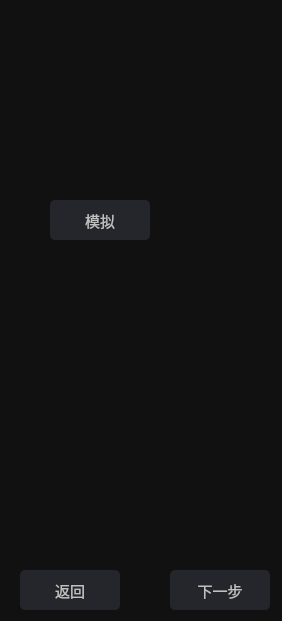
Qt form surgical-robot-software-2-0/executewidget.ui (Z-Hd/Lingxi-Spine-care-Visual-Interactive-Software-Prototype) before a commit.
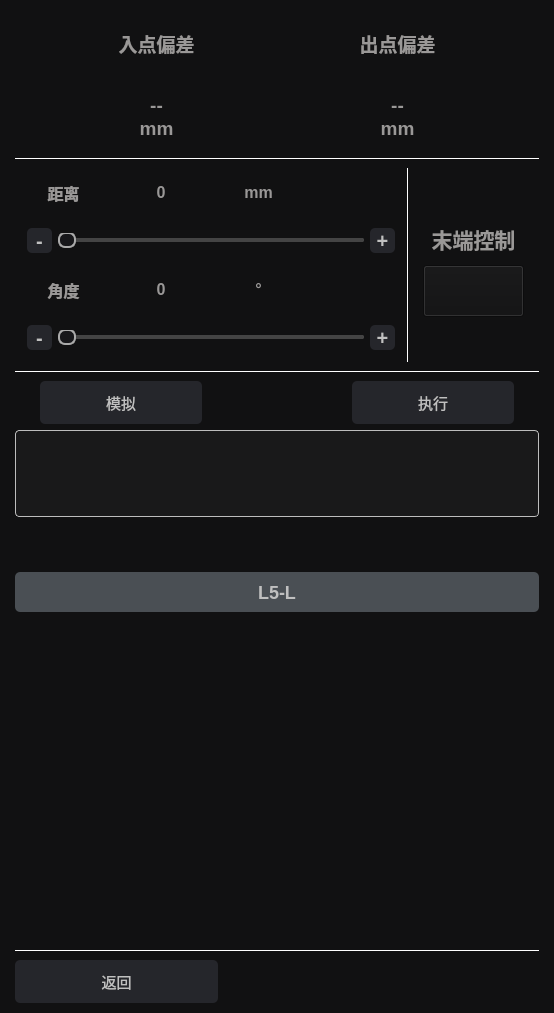
The same form after that commit. Icons and pictures are not drawn.

The edit to the form file:
```diff
--- a/surgical-robot-software-2-0/executewidget.ui
+++ b/surgical-robot-software-2-0/executewidget.ui
@@ -6,8 +6,8 @@
    <rect>
     <x>0</x>
     <y>0</y>
-    <width>282</width>
-    <height>621</height>
+    <width>554</width>
+    <height>1013</height>
    </rect>
   </property>
   <property name="windowTitle">
@@ -16,19 +16,894 @@
   <property name="styleSheet">
    <string notr="true">background-color: rgb(17, 17, 18);</string>
   </property>
-  <widget class="QPushButton" name="backButton">
-   <property name="geometry">
-    <rect>
-     <x>20</x>
-     <y>570</y>
-     <width>100</width>
-     <height>40</height>
-    </rect>
+  <layout class="QVBoxLayout" name="verticalLayout_7" stretch="6,0,9,0,2,4,2,3,15,0,2">
+   <property name="leftMargin">
+    <number>15</number>
    </property>
-   <property name="styleSheet">
-    <string notr="true">QPushButton {
+   <property name="topMargin">
+    <number>20</number>
+   </property>
+   <property name="rightMargin">
+    <number>15</number>
+   </property>
+   <property name="bottomMargin">
+    <number>10</number>
+   </property>
+   <item>
+    <widget class="QWidget" name="ioErrorWidget" native="true">
+     <layout class="QHBoxLayout" name="horizontalLayout_3">
+      <item>
+       <widget class="QWidget" name="inWidget" native="true">
+        <layout class="QVBoxLayout" name="verticalLayout_2">
+         <property name="spacing">
+          <number>0</number>
+         </property>
+         <property name="leftMargin">
+          <number>40</number>
+         </property>
+         <property name="topMargin">
+          <number>0</number>
+         </property>
+         <property name="rightMargin">
+          <number>25</number>
+         </property>
+         <property name="bottomMargin">
+          <number>0</number>
+         </property>
+         <item>
+          <widget class="QLabel" name="inErrorText">
+           <property name="font">
+            <font>
+             <pointsize>14</pointsize>
+             <bold>true</bold>
+            </font>
+           </property>
+           <property name="styleSheet">
+            <string notr="true">color: rgb(154, 152, 151);
+qproperty-alignment: 'AlignCenter';</string>
+           </property>
+           <property name="text">
+            <string>入点偏差</string>
+           </property>
+           <property name="alignment">
+            <set>Qt::AlignCenter</set>
+           </property>
+          </widget>
+         </item>
+         <item>
+          <spacer name="verticalSpacer">
+           <property name="orientation">
+            <enum>Qt::Vertical</enum>
+           </property>
+           <property name="sizeHint" stdset="0">
+            <size>
+             <width>20</width>
+             <height>36</height>
+            </size>
+           </property>
+          </spacer>
+         </item>
+         <item>
+          <widget class="QLabel" name="inErrorValue">
+           <property name="font">
+            <font>
+             <pointsize>14</pointsize>
+             <bold>true</bold>
+            </font>
+           </property>
+           <property name="styleSheet">
+            <string notr="true">color: rgb(154, 152, 151);
+qproperty-alignment: 'AlignCenter';</string>
+           </property>
+           <property name="text">
+            <string>--</string>
+           </property>
+           <property name="alignment">
+            <set>Qt::AlignCenter</set>
+           </property>
+          </widget>
+         </item>
+         <item>
+          <widget class="QLabel" name="mmInErrorText">
+           <property name="font">
+            <font>
+             <pointsize>14</pointsize>
+             <bold>true</bold>
+            </font>
+           </property>
+           <property name="styleSheet">
+            <string notr="true">color: rgb(154, 152, 151);
+qproperty-alignment: 'AlignCenter';</string>
+           </property>
+           <property name="text">
+            <string>mm</string>
+           </property>
+           <property name="alignment">
+            <set>Qt::AlignCenter</set>
+           </property>
+          </widget>
+         </item>
+        </layout>
+       </widget>
+      </item>
+      <item>
+       <widget class="QWidget" name="outWidget" native="true">
+        <layout class="QVBoxLayout" name="verticalLayout_3">
+         <property name="spacing">
+          <number>0</number>
+         </property>
+         <property name="leftMargin">
+          <number>25</number>
+         </property>
+         <property name="topMargin">
+          <number>0</number>
+         </property>
+         <property name="rightMargin">
+          <number>40</number>
+         </property>
+         <property name="bottomMargin">
+          <number>0</number>
+         </property>
+         <item>
+          <widget class="QLabel" name="outErrorText">
+           <property name="font">
+            <font>
+             <pointsize>14</pointsize>
+             <bold>true</bold>
+            </font>
+           </property>
+           <property name="styleSheet">
+            <string notr="true">color: rgb(154, 152, 151);
+qproperty-alignment: 'AlignCenter';</string>
+           </property>
+           <property name="text">
+            <string>出点偏差</string>
+           </property>
+           <property name="alignment">
+            <set>Qt::AlignCenter</set>
+           </property>
+          </widget>
+         </item>
+         <item>
+          <spacer name="verticalSpacer_2">
+           <property name="orientation">
+            <enum>Qt::Vertical</enum>
+           </property>
+           <property name="sizeHint" stdset="0">
+            <size>
+             <width>20</width>
+             <height>36</height>
+            </size>
+           </property>
+          </spacer>
+         </item>
+         <item>
+          <widget class="QLabel" name="outErrorValue">
+           <property name="font">
+            <font>
+             <pointsize>14</pointsize>
+             <bold>true</bold>
+            </font>
+           </property>
+           <property name="styleSheet">
+            <string notr="true">color: rgb(154, 152, 151);
+qproperty-alignment: 'AlignCenter';</string>
+           </property>
+           <property name="text">
+            <string>--</string>
+           </property>
+           <property name="alignment">
+            <set>Qt::AlignCenter</set>
+           </property>
+          </widget>
+         </item>
+         <item>
+          <widget class="QLabel" name="mmOutErrorText">
+           <property name="font">
+            <font>
+             <pointsize>14</pointsize>
+             <bold>true</bold>
+            </font>
+           </property>
+           <property name="styleSheet">
+            <string notr="true">color: rgb(154, 152, 151);
+qproperty-alignment: 'AlignCenter';</string>
+           </property>
+           <property name="text">
+            <string>mm</string>
+           </property>
+           <property name="alignment">
+            <set>Qt::AlignCenter</set>
+           </property>
+          </widget>
+         </item>
+        </layout>
+       </widget>
+      </item>
+     </layout>
+    </widget>
+   </item>
+   <item>
+    <widget class="QFrame" name="frame_3">
+     <property name="sizePolicy">
+      <sizepolicy hsizetype="Minimum" vsizetype="Fixed">
+       <horstretch>0</horstretch>
+       <verstretch>0</verstretch>
+      </sizepolicy>
+     </property>
+     <property name="styleSheet">
+      <string notr="true">QFrame{background:23, 23, 26;min-height:5px;color:white}</string>
+     </property>
+     <property name="frameShape">
+      <enum>QFrame::HLine</enum>
+     </property>
+     <property name="frameShadow">
+      <enum>QFrame::Plain</enum>
+     </property>
+     <property name="lineWidth">
+      <number>1</number>
+     </property>
+    </widget>
+   </item>
+   <item>
+    <widget class="QWidget" name="endWidget" native="true">
+     <property name="styleSheet">
+      <string notr="true">background-color: rgb(255, 255, 255);</string>
+     </property>
+     <layout class="QHBoxLayout" name="horizontalLayout_8" stretch="3,1">
+      <property name="spacing">
+       <number>1</number>
+      </property>
+      <property name="leftMargin">
+       <number>0</number>
+      </property>
+      <property name="topMargin">
+       <number>0</number>
+      </property>
+      <property name="rightMargin">
+       <number>0</number>
+      </property>
+      <property name="bottomMargin">
+       <number>0</number>
+      </property>
+      <item>
+       <widget class="QWidget" name="endInfoWidget" native="true">
+        <property name="styleSheet">
+         <string notr="true">background-color: rgb(17, 17, 18);</string>
+        </property>
+        <layout class="QVBoxLayout" name="verticalLayout_6">
+         <property name="spacing">
+          <number>0</number>
+         </property>
+         <property name="leftMargin">
+          <number>0</number>
+         </property>
+         <property name="topMargin">
+          <number>0</number>
+         </property>
+         <property name="rightMargin">
+          <number>0</number>
+         </property>
+         <property name="bottomMargin">
+          <number>0</number>
+         </property>
+         <item>
+          <widget class="QWidget" name="distanceWidget" native="true">
+           <layout class="QVBoxLayout" name="verticalLayout_4">
+            <property name="spacing">
+             <number>0</number>
+            </property>
+            <property name="leftMargin">
+             <number>0</number>
+            </property>
+            <property name="topMargin">
+             <number>0</number>
+            </property>
+            <property name="rightMargin">
+             <number>0</number>
+            </property>
+            <property name="bottomMargin">
+             <number>0</number>
+            </property>
+            <item>
+             <widget class="QWidget" name="distanceInfoWidget" native="true">
+              <layout class="QHBoxLayout" name="horizontalLayout_4">
+               <property name="spacing">
+                <number>0</number>
+               </property>
+               <property name="leftMargin">
+                <number>0</number>
+               </property>
+               <property name="topMargin">
+                <number>0</number>
+               </property>
+               <property name="rightMargin">
+                <number>100</number>
+               </property>
+               <property name="bottomMargin">
+                <number>0</number>
+               </property>
+               <item>
+                <widget class="QLabel" name="distanceText">
+                 <property name="font">
+                  <font>
+                   <pointsize>12</pointsize>
+                   <bold>true</bold>
+                  </font>
+                 </property>
+                 <property name="styleSheet">
+                  <string notr="true">color: rgb(154, 152, 151);
+qproperty-alignment: 'AlignCenter';</string>
+                 </property>
+                 <property name="text">
+                  <string>距离</string>
+                 </property>
+                 <property name="alignment">
+                  <set>Qt::AlignCenter</set>
+                 </property>
+                </widget>
+               </item>
+               <item>
+                <widget class="QLabel" name="distanceValue">
+                 <property name="font">
+                  <font>
+                   <pointsize>12</pointsize>
+                   <bold>true</bold>
+                  </font>
+                 </property>
+                 <property name="styleSheet">
+                  <string notr="true">color: rgb(154, 152, 151);
+qproperty-alignment: 'AlignCenter';</string>
+                 </property>
+                 <property name="text">
+                  <string>0</string>
+                 </property>
+                 <property name="alignment">
+                  <set>Qt::AlignCenter</set>
+                 </property>
+                </widget>
+               </item>
+               <item>
+                <widget class="QLabel" name="mmdistanceText">
+                 <property name="font">
+                  <font>
+                   <pointsize>12</pointsize>
+                   <bold>true</bold>
+                  </font>
+                 </property>
+                 <property name="styleSheet">
+                  <string notr="true">color: rgb(154, 152, 151);
+qproperty-alignment: 'AlignCenter';</string>
+                 </property>
+                 <property name="text">
+                  <string>mm</string>
+                 </property>
+                 <property name="alignment">
+                  <set>Qt::AlignCenter</set>
+                 </property>
+                </widget>
+               </item>
+              </layout>
+             </widget>
+            </item>
+            <item>
+             <widget class="QWidget" name="distanceChangeWidget" native="true">
+              <layout class="QHBoxLayout" name="horizontalLayout_5">
+               <property name="leftMargin">
+                <number>12</number>
+               </property>
+               <property name="topMargin">
+                <number>0</number>
+               </property>
+               <property name="rightMargin">
+                <number>12</number>
+               </property>
+               <property name="bottomMargin">
+                <number>0</number>
+               </property>
+               <item>
+                <widget class="QPushButton" name="distanceDownButton">
+                 <property name="font">
+                  <font>
+                   <pointsize>-1</pointsize>
+                   <bold>true</bold>
+                  </font>
+                 </property>
+                 <property name="styleSheet">
+                  <string notr="true">QPushButton {
 background-color: rgb(37, 38, 43);
 color: rgb(192, 192, 192);
+font-size:20px;
+border-radius: 5px;
+min-width: 25px;
+min-height: 25px;
+}
+QPushButton:hover{
+background-color: rgb(70, 72, 81);
+}
+QPushButton:pressed {
+background-color: rgb(245, 245, 245);
+}</string>
+                 </property>
+                 <property name="text">
+                  <string>-</string>
+                 </property>
+                </widget>
+               </item>
+               <item>
+                <widget class="QSlider" name="distanceSlider">
+                 <property name="focusPolicy">
+                  <enum>Qt::NoFocus</enum>
+                 </property>
+                 <property name="styleSheet">
+                  <string notr="true">/* === 滑道 === */
+QSlider::groove:horizontal {
+    border: 0px;
+    height: 4px;
+    background: #444444;
+    border-radius: 2px;
+}
+
+/* === 已滑动部分（左侧） === */
+QSlider::sub-page:horizontal {
+    background: #AAAAAA;
+    border-radius: 2px;
+}
+
+/* === 未滑动部分（右侧） === */
+QSlider::add-page:horizontal {
+    background: #444444;
+    border-radius: 2px;
+}
+
+/* === 默认滑块 === */
+QSlider::handle:horizontal {
+    background: rgb(23, 23, 26);
+    border: 2px solid #AAAAAA;
+    width: 14px;
+    height: 14px;
+    margin: -6px 0px;
+    border-radius: 7px;
+}
+
+/* === 悬停滑块 === */
+QSlider::handle:horizontal:hover {
+    border: 2px solid #FFFFFF;
+}
+
+/* === 按下滑块 === */
+QSlider::handle:horizontal:pressed {
+    background: #AAAAAA;
+    border: none;
+}
+
+/* === 禁用状态 === */
+QSlider:disabled {
+    background: #333333;
+}
+
+QSlider::handle:horizontal:disabled {
+    border: 2px solid #666666;
+    background: transparent;
+}
+</string>
+                 </property>
+                 <property name="maximum">
+                  <number>500</number>
+                 </property>
+                 <property name="pageStep">
+                  <number>7</number>
+                 </property>
+                 <property name="orientation">
+                  <enum>Qt::Horizontal</enum>
+                 </property>
+                </widget>
+               </item>
+               <item>
+                <widget class="QPushButton" name="distanceUpButton">
+                 <property name="font">
+                  <font>
+                   <pointsize>-1</pointsize>
+                   <bold>true</bold>
+                  </font>
+                 </property>
+                 <property name="styleSheet">
+                  <string notr="true">QPushButton {
+background-color: rgb(37, 38, 43);
+color: rgb(192, 192, 192);
+font-size:20px;
+border-radius: 5px;
+min-width: 25px;
+min-height: 25px;
+}
+QPushButton:hover{
+background-color: rgb(70, 72, 81);
+}
+QPushButton:pressed {
+background-color: rgb(245, 245, 245);
+}</string>
+                 </property>
+                 <property name="text">
+                  <string>+</string>
+                 </property>
+                </widget>
+               </item>
+              </layout>
+             </widget>
+            </item>
+           </layout>
+          </widget>
+         </item>
+         <item>
+          <widget class="QWidget" name="angleWidget" native="true">
+           <property name="styleSheet">
+            <string notr="true"/>
+           </property>
+           <layout class="QVBoxLayout" name="verticalLayout_5">
+            <property name="spacing">
+             <number>0</number>
+            </property>
+            <property name="leftMargin">
+             <number>0</number>
+            </property>
+            <property name="topMargin">
+             <number>0</number>
+            </property>
+            <property name="rightMargin">
+             <number>0</number>
+            </property>
+            <property name="bottomMargin">
+             <number>0</number>
+            </property>
+            <item>
+             <widget class="QWidget" name="angleInfoWidget" native="true">
+              <layout class="QHBoxLayout" name="horizontalLayout_6">
+               <property name="spacing">
+                <number>0</number>
+               </property>
+               <property name="leftMargin">
+                <number>0</number>
+               </property>
+               <property name="topMargin">
+                <number>0</number>
+               </property>
+               <property name="rightMargin">
+                <number>100</number>
+               </property>
+               <property name="bottomMargin">
+                <number>0</number>
+               </property>
+               <item>
+                <widget class="QLabel" name="angleText">
+                 <property name="font">
+                  <font>
+                   <pointsize>12</pointsize>
+                   <bold>true</bold>
+                  </font>
+                 </property>
+                 <property name="styleSheet">
+                  <string notr="true">color: rgb(154, 152, 151);
+qproperty-alignment: 'AlignCenter';</string>
+                 </property>
+                 <property name="text">
+                  <string>角度</string>
+                 </property>
+                 <property name="alignment">
+                  <set>Qt::AlignCenter</set>
+                 </property>
+                </widget>
+               </item>
+               <item>
+                <widget class="QLabel" name="angleValue">
+                 <property name="font">
+                  <font>
+                   <pointsize>12</pointsize>
+                   <bold>true</bold>
+                  </font>
+                 </property>
+                 <property name="styleSheet">
+                  <string notr="true">color: rgb(154, 152, 151);
+qproperty-alignment: 'AlignCenter';</string>
+                 </property>
+                 <property name="text">
+                  <string>0</string>
+                 </property>
+                 <property name="alignment">
+                  <set>Qt::AlignCenter</set>
+                 </property>
+                </widget>
+               </item>
+               <item>
+                <widget class="QLabel" name="mmAngleText">
+                 <property name="font">
+                  <font>
+                   <pointsize>12</pointsize>
+                   <bold>true</bold>
+                  </font>
+                 </property>
+                 <property name="styleSheet">
+                  <string notr="true">color: rgb(154, 152, 151);
+qproperty-alignment: 'AlignCenter';</string>
+                 </property>
+                 <property name="text">
+                  <string>°</string>
+                 </property>
+                 <property name="alignment">
+                  <set>Qt::AlignCenter</set>
+                 </property>
+                </widget>
+               </item>
+              </layout>
+             </widget>
+            </item>
+            <item>
+             <widget class="QWidget" name="angleChangeWidget" native="true">
+              <layout class="QHBoxLayout" name="horizontalLayout_7">
+               <property name="leftMargin">
+                <number>12</number>
+               </property>
+               <property name="topMargin">
+                <number>0</number>
+               </property>
+               <property name="rightMargin">
+                <number>12</number>
+               </property>
+               <property name="bottomMargin">
+                <number>0</number>
+               </property>
+               <item>
+                <widget class="QPushButton" name="angleDownButton">
+                 <property name="font">
+                  <font>
+                   <pointsize>-1</pointsize>
+                   <bold>true</bold>
+                  </font>
+                 </property>
+                 <property name="styleSheet">
+                  <string notr="true">QPushButton {
+background-color: rgb(37, 38, 43);
+color: rgb(192, 192, 192);
+font-size:20px;
+border-radius: 5px;
+min-width: 25px;
+min-height: 25px;
+}
+QPushButton:hover{
+background-color: rgb(70, 72, 81);
+}
+QPushButton:pressed {
+background-color: rgb(245, 245, 245);
+}</string>
+                 </property>
+                 <property name="text">
+                  <string>-</string>
+                 </property>
+                </widget>
+               </item>
+               <item>
+                <widget class="QSlider" name="angleSlider">
+                 <property name="focusPolicy">
+                  <enum>Qt::NoFocus</enum>
+                 </property>
+                 <property name="styleSheet">
+                  <string notr="true">/* === 滑道 === */
+QSlider::groove:horizontal {
+    border: 0px;
+    height: 4px;
+    background: #444444;
+    border-radius: 2px;
+}
+
+/* === 已滑动部分（左侧） === */
+QSlider::sub-page:horizontal {
+    background: #AAAAAA;
+    border-radius: 2px;
+}
+
+/* === 未滑动部分（右侧） === */
+QSlider::add-page:horizontal {
+    background: #444444;
+    border-radius: 2px;
+}
+
+/* === 默认滑块 === */
+QSlider::handle:horizontal {
+    background: rgb(23, 23, 26);
+    border: 2px solid #AAAAAA;
+    width: 14px;
+    height: 14px;
+    margin: -6px 0px;
+    border-radius: 7px;
+}
+
+/* === 悬停滑块 === */
+QSlider::handle:horizontal:hover {
+    border: 2px solid #FFFFFF;
+}
+
+/* === 按下滑块 === */
+QSlider::handle:horizontal:pressed {
+    background: #AAAAAA;
+    border: none;
+}
+
+/* === 禁用状态 === */
+QSlider:disabled {
+    background: #333333;
+}
+
+QSlider::handle:horizontal:disabled {
+    border: 2px solid #666666;
+    background: transparent;
+}
+</string>
+                 </property>
+                 <property name="maximum">
+                  <number>500</number>
+                 </property>
+                 <property name="pageStep">
+                  <number>7</number>
+                 </property>
+                 <property name="orientation">
+                  <enum>Qt::Horizontal</enum>
+                 </property>
+                </widget>
+               </item>
+               <item>
+                <widget class="QPushButton" name="angleUpButton">
+                 <property name="font">
+                  <font>
+                   <pointsize>-1</pointsize>
+                   <bold>true</bold>
+                  </font>
+                 </property>
+                 <property name="styleSheet">
+                  <string notr="true">QPushButton {
+background-color: rgb(37, 38, 43);
+color: rgb(192, 192, 192);
+font-size:20px;
+border-radius: 5px;
+min-width: 25px;
+min-height: 25px;
+}
+QPushButton:hover{
+background-color: rgb(70, 72, 81);
+}
+QPushButton:pressed {
+background-color: rgb(245, 245, 245);
+}</string>
+                 </property>
+                 <property name="text">
+                  <string>+</string>
+                 </property>
+                </widget>
+               </item>
+              </layout>
+             </widget>
+            </item>
+           </layout>
+          </widget>
+         </item>
+        </layout>
+       </widget>
+      </item>
+      <item>
+       <widget class="QWidget" name="endControlWidget" native="true">
+        <property name="styleSheet">
+         <string notr="true">background-color: rgb(17, 17, 18);</string>
+        </property>
+        <layout class="QVBoxLayout" name="verticalLayout" stretch="1,1">
+         <property name="spacing">
+          <number>0</number>
+         </property>
+         <property name="leftMargin">
+          <number>15</number>
+         </property>
+         <property name="topMargin">
+          <number>45</number>
+         </property>
+         <property name="rightMargin">
+          <number>15</number>
+         </property>
+         <property name="bottomMargin">
+          <number>45</number>
+         </property>
+         <item>
+          <widget class="QLabel" name="endControlText">
+           <property name="font">
+            <font>
+             <pointsize>16</pointsize>
+             <bold>true</bold>
+            </font>
+           </property>
+           <property name="styleSheet">
+            <string notr="true">color: rgb(154, 152, 151);
+qproperty-alignment: 'AlignCenter';</string>
+           </property>
+           <property name="text">
+            <string>末端控制</string>
+           </property>
+           <property name="alignment">
+            <set>Qt::AlignCenter</set>
+           </property>
+          </widget>
+         </item>
+         <item>
+          <widget class="QPushButton" name="switchButton">
+           <property name="sizePolicy">
+            <sizepolicy hsizetype="Preferred" vsizetype="Preferred">
+             <horstretch>0</horstretch>
+             <verstretch>0</verstretch>
+            </sizepolicy>
+           </property>
+           <property name="styleSheet">
+            <string notr="true">border-image: url(:/resource/image/switchbuttonclose.png);
+background-position: center; 
+background-repeat: no-repeat;</string>
+           </property>
+           <property name="text">
+            <string/>
+           </property>
+          </widget>
+         </item>
+        </layout>
+       </widget>
+      </item>
+     </layout>
+    </widget>
+   </item>
+   <item>
+    <widget class="QFrame" name="frame_2">
+     <property name="sizePolicy">
+      <sizepolicy hsizetype="Minimum" vsizetype="Fixed">
+       <horstretch>0</horstretch>
+       <verstretch>0</verstretch>
+      </sizepolicy>
+     </property>
+     <property name="styleSheet">
+      <string notr="true">QFrame{background:23, 23, 26;min-height:5px;color:white}</string>
+     </property>
+     <property name="frameShape">
+      <enum>QFrame::HLine</enum>
+     </property>
+     <property name="frameShadow">
+      <enum>QFrame::Plain</enum>
+     </property>
+     <property name="lineWidth">
+      <number>1</number>
+     </property>
+    </widget>
+   </item>
+   <item>
+    <widget class="QWidget" name="opWidget" native="true">
+     <layout class="QHBoxLayout" name="horizontalLayout_2">
+      <property name="spacing">
+       <number>150</number>
+      </property>
+      <property name="leftMargin">
+       <number>25</number>
+      </property>
+      <property name="topMargin">
+       <number>0</number>
+      </property>
+      <property name="rightMargin">
+       <number>25</number>
+      </property>
+      <property name="bottomMargin">
+       <number>0</number>
+      </property>
+      <item>
+       <widget class="QPushButton" name="simulationButton">
+        <property name="sizePolicy">
+         <sizepolicy hsizetype="Preferred" vsizetype="Preferred">
+          <horstretch>0</horstretch>
+          <verstretch>0</verstretch>
+         </sizepolicy>
+        </property>
+        <property name="styleSheet">
+         <string notr="true">QPushButton {
+background-color: rgb(37, 38, 43);
+color: rgb(192, 192, 192);
 font-size:15px;
 border-radius: 5px;
 min-width: 100px;
@@ -40,22 +915,22 @@
 QPushButton:pressed {
 background-color: rgb(245, 245, 245);
 }</string>
-   </property>
-   <property name="text">
-    <string>返回</string>
-   </property>
-  </widget>
-  <widget class="QPushButton" name="simulationButton">
-   <property name="geometry">
-    <rect>
-     <x>50</x>
-     <y>200</y>
-     <width>100</width>
-     <height>40</height>
-    </rect>
-   </property>
-   <property name="styleSheet">
-    <string notr="true">QPushButton {
+        </property>
+        <property name="text">
+         <string>模拟</string>
+        </property>
+       </widget>
+      </item>
+      <item>
+       <widget class="QPushButton" name="executeButton">
+        <property name="sizePolicy">
+         <sizepolicy hsizetype="Preferred" vsizetype="Preferred">
+          <horstretch>0</horstretch>
+          <verstretch>0</verstretch>
+         </sizepolicy>
+        </property>
+        <property name="styleSheet">
+         <string notr="true">QPushButton {
 background-color: rgb(37, 38, 43);
 color: rgb(192, 192, 192);
 font-size:15px;
@@ -69,22 +944,110 @@
 QPushButton:pressed {
 background-color: rgb(245, 245, 245);
 }</string>
-   </property>
-   <property name="text">
-    <string>模拟</string>
-   </property>
-  </widget>
-  <widget class="QPushButton" name="nextButton">
-   <property name="geometry">
-    <rect>
-     <x>170</x>
-     <y>570</y>
-     <width>100</width>
-     <height>40</height>
-    </rect>
-   </property>
-   <property name="styleSheet">
-    <string notr="true">QPushButton {
+        </property>
+        <property name="text">
+         <string>执行</string>
+        </property>
+       </widget>
+      </item>
+     </layout>
+    </widget>
+   </item>
+   <item>
+    <widget class="QWidget" name="somethingWidget" native="true">
+     <property name="styleSheet">
+      <string notr="true">background-color: rgb(25, 25, 26);
+border: 1px solid #BDBDBD;  /* 浅银灰色 */
+border-radius: 4px;
+padding: 5px;               /* 内边距 */</string>
+     </property>
+    </widget>
+   </item>
+   <item>
+    <widget class="QWidget" name="spaceWidget" native="true"/>
+   </item>
+   <item>
+    <widget class="QPushButton" name="opRouteButton">
+     <property name="font">
+      <font>
+       <pointsize>-1</pointsize>
+       <bold>true</bold>
+      </font>
+     </property>
+     <property name="styleSheet">
+      <string notr="true">QPushButton {
+background-color: rgb(74, 79, 84);
+color: rgb(192, 192, 192);
+font-size:18px;
+border-radius: 5px;
+min-width: 100px;
+min-height: 40px;
+}
+QPushButton:hover{
+background-color: rgb(70, 72, 81);
+}
+QPushButton:pressed {
+background-color: rgb(245, 245, 245);
+}</string>
+     </property>
+     <property name="text">
+      <string>L5-L</string>
+     </property>
+    </widget>
+   </item>
+   <item>
+    <widget class="QWidget" name="spaceWidget_2" native="true"/>
+   </item>
+   <item>
+    <widget class="QFrame" name="frame">
+     <property name="sizePolicy">
+      <sizepolicy hsizetype="Minimum" vsizetype="Fixed">
+       <horstretch>0</horstretch>
+       <verstretch>0</verstretch>
+      </sizepolicy>
+     </property>
+     <property name="styleSheet">
+      <string notr="true">QFrame{background:23, 23, 26;min-height:5px;color:white}</string>
+     </property>
+     <property name="frameShape">
+      <enum>QFrame::HLine</enum>
+     </property>
+     <property name="frameShadow">
+      <enum>QFrame::Plain</enum>
+     </property>
+     <property name="lineWidth">
+      <number>1</number>
+     </property>
+    </widget>
+   </item>
+   <item>
+    <widget class="QWidget" name="buttonWidget" native="true">
+     <layout class="QHBoxLayout" name="horizontalLayout">
+      <property name="spacing">
+       <number>0</number>
+      </property>
+      <property name="leftMargin">
+       <number>0</number>
+      </property>
+      <property name="topMargin">
+       <number>0</number>
+      </property>
+      <property name="rightMargin">
+       <number>321</number>
+      </property>
+      <property name="bottomMargin">
+       <number>0</number>
+      </property>
+      <item>
+       <widget class="QPushButton" name="backButton">
+        <property name="sizePolicy">
+         <sizepolicy hsizetype="Preferred" vsizetype="Preferred">
+          <horstretch>0</horstretch>
+          <verstretch>0</verstretch>
+         </sizepolicy>
+        </property>
+        <property name="styleSheet">
+         <string notr="true">QPushButton {
 background-color: rgb(37, 38, 43);
 color: rgb(192, 192, 192);
 font-size:15px;
@@ -98,11 +1061,16 @@
 QPushButton:pressed {
 background-color: rgb(245, 245, 245);
 }</string>
-   </property>
-   <property name="text">
-    <string>下一步</string>
-   </property>
-  </widget>
+        </property>
+        <property name="text">
+         <string>返回</string>
+        </property>
+       </widget>
+      </item>
+     </layout>
+    </widget>
+   </item>
+  </layout>
  </widget>
  <resources/>
  <connections/>
```
